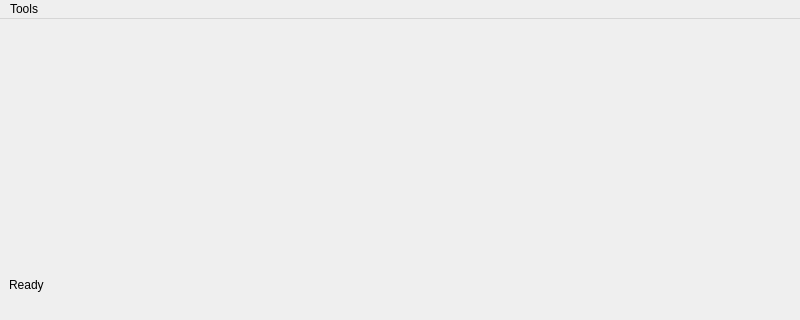
Old version of the form ui/main_window.ui in the repository 29w2x5fcpr-cmd/LogixCraft; both pictures show x 0 to 800 and y 0 to 320 of the 800 by 600 pixel window.
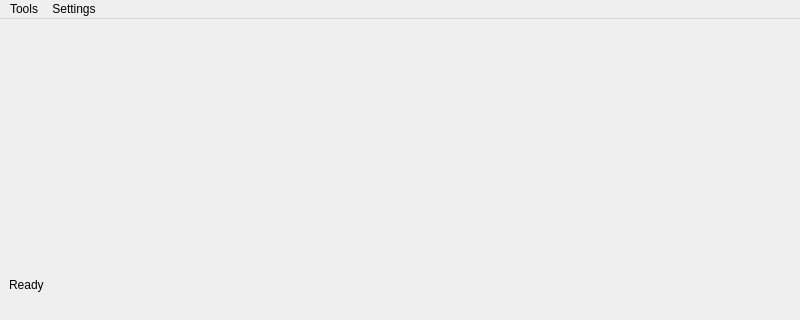
New version of the form.

Commit message: Fix settings action lookup and connect Preferences menu

Patch:
```diff
--- a/ui/main_window.ui
+++ b/ui/main_window.ui
@@ -46,7 +46,14 @@
     </property>
     <addaction name="action_test_tools"/>
    </widget>
+   <widget class="QMenu" name="menuSettings">
+    <property name="title">
+     <string>Settings</string>
+    </property>
+    <addaction name="actionPrefences"/>
+   </widget>
    <addaction name="menuTools"/>
+   <addaction name="menuSettings"/>
   </widget>
   <widget class="QStatusBar" name="statusbar"/>
   <action name="action_test_tools">
```
Left out of the diff: 5 changed lines with no effect on the pictures. The commit also changes 1 other file.
